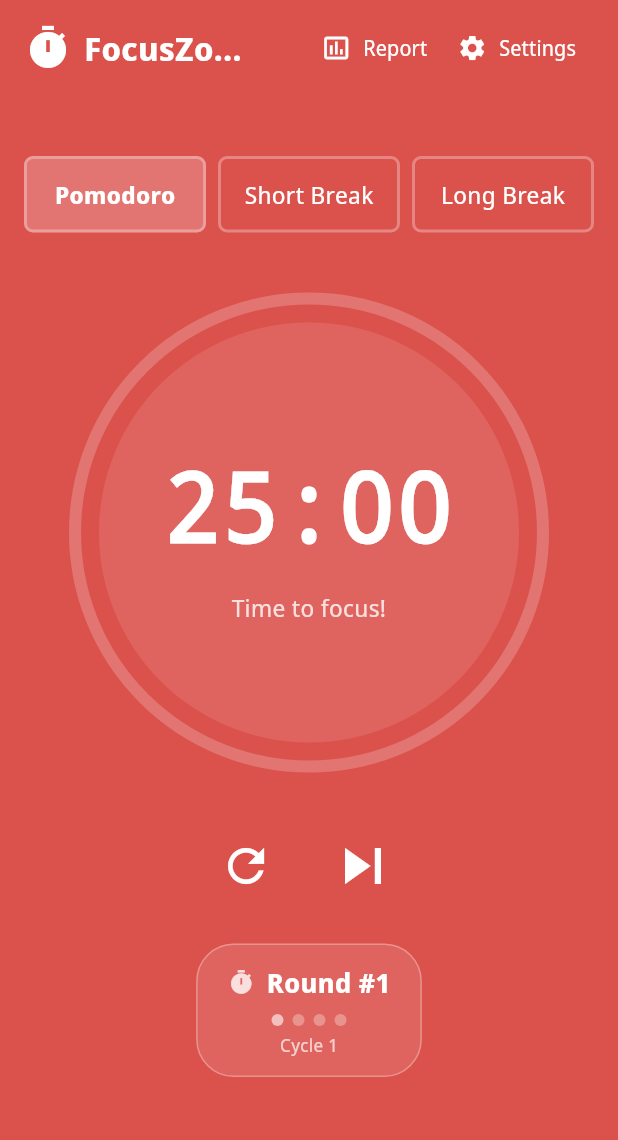
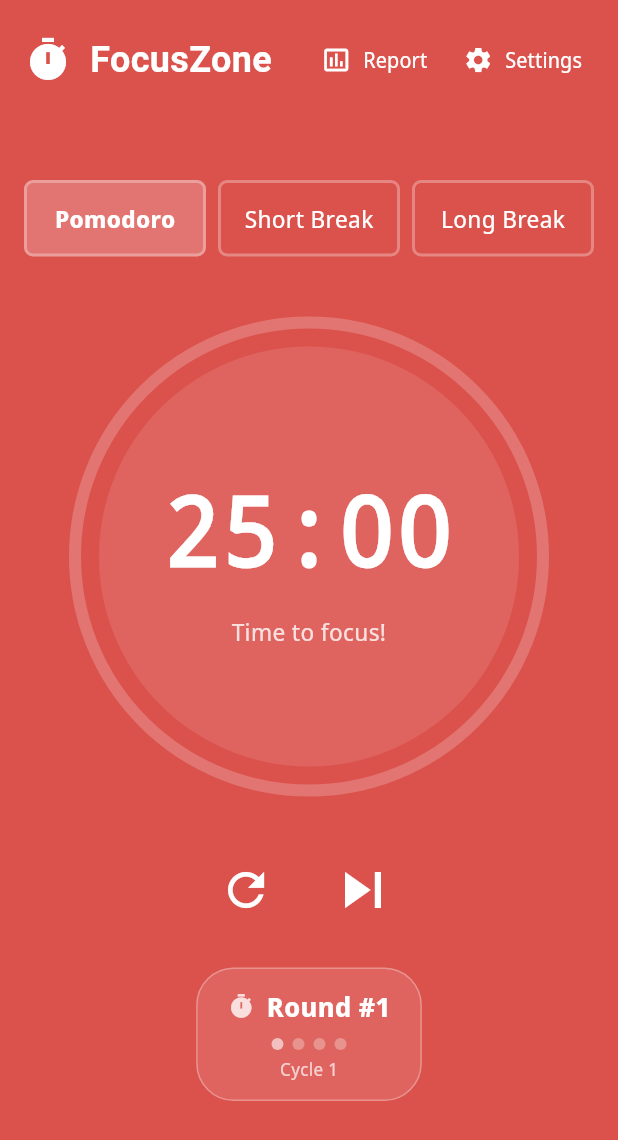
Before and after one commit to Hitagi7/FocusZone, a Flutter app: the screen it shows after launch, on a phone screen of 412 x 824 dp. Shown: the top 1140 px of the screen. Run offline on Flutter 3.47's test engine with Material 3 defaults, Android fonts, the phone set to English and light mode, and no system bars; Roboto replaces fonts that are missing (Noto Sans Display, NotoSansDisplay).

Commit message:
Activity Report

```diff
--- a/lib/main.dart
+++ b/lib/main.dart
@@ -1,6 +1,5 @@
 import 'package:flutter/material.dart';
 import 'package:flutter/services.dart';
-import 'dart:async';
 
 import 'models/timer_mode.dart';
 import 'models/timer_config.dart';
@@ -17,6 +16,8 @@ void main() {
 }
 
 class FocusZoneApp extends StatelessWidget {
+  const FocusZoneApp({super.key});
+
   @override
   Widget build(BuildContext context) {
     return MaterialApp(
@@ -32,6 +33,8 @@ class FocusZoneApp extends StatelessWidget {
 }
 
 class LandingPage extends StatefulWidget {
+  const LandingPage({super.key});
+
   @override
   _LandingPageState createState() => _LandingPageState();
 }
--- a/lib/widgets/app_header.dart
+++ b/lib/widgets/app_header.dart
@@ -1,98 +1,92 @@
 import 'package:flutter/material.dart';
 import '../constants/app_constants.dart';
+import '../Screens/activity_report.dart'; // Import the Report screen
 
+// App header with logo, title, and action buttons
 class AppHeader extends StatelessWidget {
-  const AppHeader({Key? key}) : super(key: key);
+  const AppHeader({super.key});
 
   @override
   Widget build(BuildContext context) {
     return Container(
-      padding: EdgeInsets.all(16),
+      padding: const EdgeInsets.all(16),
       child: Row(
         mainAxisAlignment: MainAxisAlignment.spaceBetween,
         children: [
-          // Logo - Make it flexible
-          Flexible(
-            flex: 2,
-            child: Row(
-              mainAxisSize: MainAxisSize.min, // Add this
+          // App logo and title
+          Row(
             children: [
-                Icon(
+              const Icon(
                 Icons.timer,
                 color: Colors.white,
-                  size: AppConstants.headerIconSize,
+                size: 32,
               ),
-                SizedBox(width: 8),
-                Flexible( // Wrap the text in Flexible
-                  child: Text(
+              const SizedBox(width: 12),
+              Text(
                 AppConstants.appTitle,
-                    style: TextStyle(
+                style: const TextStyle(
                   color: Colors.white,
-                      fontSize: 22,
+                  fontSize: 24,
                   fontWeight: FontWeight.bold,
-                    ),
-                    overflow: TextOverflow.ellipsis, // Add overflow handling
+                  fontFamily: 'NotoSansDisplay',
                 ),
               ),
             ],
           ),
-          ),
 
-          // Navigation buttons - Make them more compact
-          Flexible(
-            flex: 3,
-            child: Row(
-              mainAxisAlignment: MainAxisAlignment.end,
-              mainAxisSize: MainAxisSize.min,
+          // Action buttons
+          Row(
             children: [
-                _buildHeaderButton(context, Icons.insert_chart_outlined, 'Report'),
-                SizedBox(width: 4),
-                _buildHeaderButton(context, Icons.settings, 'Settings'),
-                SizedBox(width: 4),
+              // Modified to show ReportScreen as a dialog, overlapping the landing page.
+              _buildHeaderButton(context, Icons.insert_chart_outlined, 'Report', () {
+                showDialog(
+                  context: context,
+                  builder: (BuildContext context) {
+                    return const ReportScreen(); // ReportScreen is already designed as a Dialog
+                  },
+                );
+              }),
+              const SizedBox(width: 8),
+              _buildHeaderButton(context, Icons.settings, 'Settings', () {
+                _showComingSoonDialog(context, 'Settings');
+              }),
             ],
-            ),
           ),
         ],
       ),
     );
   }
 
-  Widget _buildHeaderButton(BuildContext context, IconData icon, String label) {
-    return Flexible( // Wrap in Flexible
-      child: TextButton.icon(
-        onPressed: () {
-          // Show overlay/modal instead of navigation
-          _showOverlay(context, label);
-        },
-        icon: Icon(icon, color: Colors.white, size: 20), // Slightly smaller icon
+  // Build header button with icon, label, and an onTap callback
+  Widget _buildHeaderButton(BuildContext context, IconData icon, String label, VoidCallback onTap) {
+    return TextButton.icon(
+      onPressed: onTap, // Use the provided onTap callback
+      icon: Icon(icon, color: Colors.white, size: 20),
       label: Text(
         label,
-          style: TextStyle(
+        style: const TextStyle(
           color: Colors.white,
-            fontSize: 14, // Smaller font size
+          fontSize: 14,
         ),
-          overflow: TextOverflow.ellipsis, // Handle text overflow
       ),
       style: TextButton.styleFrom(
-          padding: EdgeInsets.symmetric(horizontal: 8, vertical: 4), // Compact padding
-          minimumSize: Size(0, 0), // Remove minimum size constraints
-          tapTargetSize: MaterialTapTargetSize.shrinkWrap, // Reduce tap target
-        ),
+        padding: const EdgeInsets.symmetric(horizontal: 8, vertical: 4),
       ),
     );
   }
 
-  void _showOverlay(BuildContext context, String feature) {
+  // Show coming soon dialog
+  void _showComingSoonDialog(BuildContext context, String feature) {
     showDialog(
       context: context,
-      builder: (BuildContext context) {
+      builder: (BuildContext _) {
         return AlertDialog(
           title: Text(feature),
           content: Text('$feature feature coming soon!'),
           actions: [
             TextButton(
               onPressed: () => Navigator.of(context).pop(),
-              child: Text('Close'),
+              child: const Text('Close'),
             ),
           ],
         );
--- a/lib/widgets/control_buttons.dart
+++ b/lib/widgets/control_buttons.dart
@@ -1,7 +1,6 @@
 import 'package:flutter/material.dart';
 import '../models/timer_mode.dart';
 import '../models/timer_config.dart';
-import '../constants/app_constants.dart';
 
 class ControlButtons extends StatelessWidget {
   final TimerMode currentMode;
@@ -9,11 +8,11 @@ class ControlButtons extends StatelessWidget {
   final VoidCallback onSkipToNext;
 
   const ControlButtons({
-    Key? key,
+    super.key,
     required this.currentMode,
     required this.onResetTimer,
     required this.onSkipToNext,
-  }) : super(key: key);
+  });
 
   @override
   Widget build(BuildContext context) {
--- a/lib/widgets/round_counter.dart
+++ b/lib/widgets/round_counter.dart
@@ -6,10 +6,10 @@ class RoundCounter extends StatelessWidget {
   final TimerMode currentMode;
 
   const RoundCounter({
-    Key? key,
+    super.key,
     required this.round,
     required this.currentMode,
-  }) : super(key: key);
+  });
 
   @override
   Widget build(BuildContext context) {
--- a/lib/widgets/timer_display.dart
+++ b/lib/widgets/timer_display.dart
@@ -10,12 +10,12 @@ class TimerDisplay extends StatelessWidget {
   final VoidCallback onToggleTimer;
 
   const TimerDisplay({
-    Key? key,
+    super.key,
     required this.timeLeft,
     required this.currentMode,
     required this.progress,
     required this.onToggleTimer,
-  }) : super(key: key);
+  });
 
   String formatTime(int seconds) {
     int minutes = seconds ~/ 60;
@@ -27,7 +27,7 @@ class TimerDisplay extends StatelessWidget {
   Widget build(BuildContext context) {
     return GestureDetector(
       onTap: onToggleTimer,
-      child: Container(
+      child: SizedBox(
         width: AppConstants.circularTimerSize,
         height: AppConstants.circularTimerSize,
         child: Stack(
--- a/lib/widgets/timer_mode_selector.dart
+++ b/lib/widgets/timer_mode_selector.dart
@@ -7,10 +7,10 @@ class TimerModeSelector extends StatelessWidget {
   final Function(TimerMode) onModeChanged;
 
   const TimerModeSelector({
-    Key? key,
+    super.key,
     required this.currentMode,
     required this.onModeChanged,
-  }) : super(key: key);
+  });
 
   @override
   Widget build(BuildContext context) {
```
Also changed, not shown: lib/Screens/activity_report.dart (added, +223 -0 lines). Lines whose indentation alone changed are shown as unchanged.
